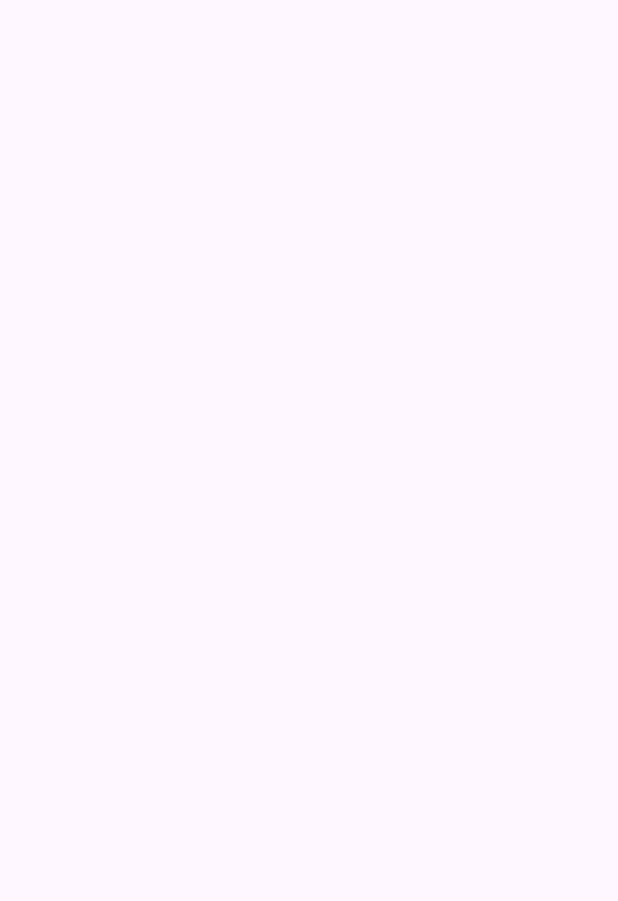
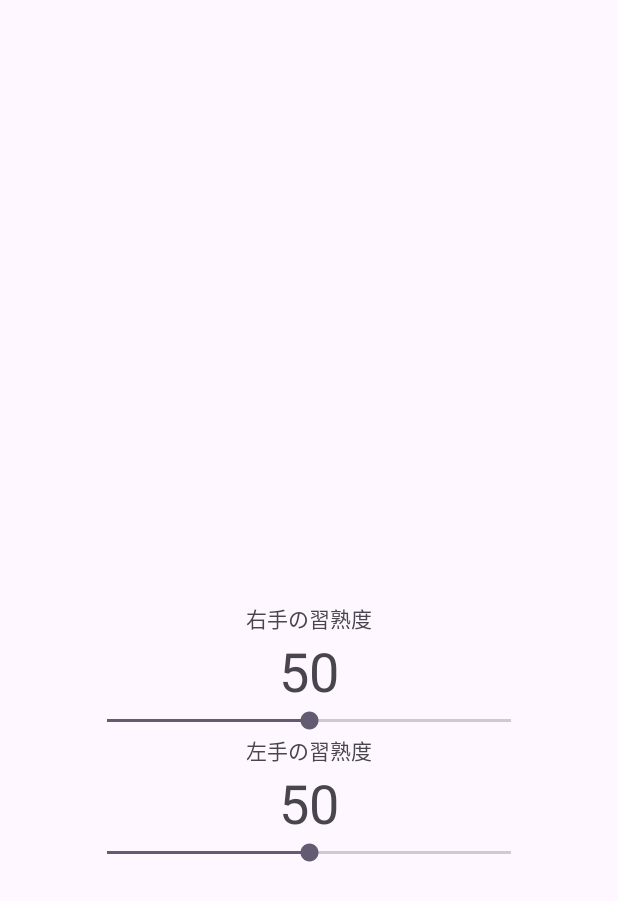
Before and after one commit to Yuki-Naka-Sharing-Study/pianoCoverBook, an Android app: the screen it shows after launch (MainActivity), on a phone screen of 412 x 824 dp. Before the commit the part shown is empty. Shown: the top 901 px of the screen. Run offline under Robolectric (Android 15) with nearby library versions, the phone set to English and light mode, and no system bars.

Commit message:
右手と左手の習熟度をSeekbarで表現。

```diff
--- a/app/src/main/java/com/example/piano_cover_book/MainActivity.kt
+++ b/app/src/main/java/com/example/piano_cover_book/MainActivity.kt
@@ -1,11 +1,46 @@
 package com.example.piano_cover_book
 
 import android.os.Bundle
+import android.widget.SeekBar
+import android.widget.TextView
 import androidx.appcompat.app.AppCompatActivity
 
 class MainActivity : AppCompatActivity() {
     override fun onCreate(savedInstanceState: Bundle?) {
         super.onCreate(savedInstanceState)
         setContentView(R.layout.activity_main)
+
+        val rightNumberTextView = findViewById<TextView>(R.id.right_number_text_view)
+        val rightNumberSeekbar = findViewById<SeekBar>(R.id.right_number_seekbar)
+
+        val leftNumberTextView = findViewById<TextView>(R.id.left_number_text_view)
+        val leftNumberSeekbar = findViewById<SeekBar>(R.id.left_number_seekbar)
+
+        rightNumberTextView.text = "${rightNumberSeekbar.progress}"
+        leftNumberTextView.text = "${leftNumberSeekbar.progress}"
+
+        rightNumberSeekbar.setOnSeekBarChangeListener(
+            object : SeekBar.OnSeekBarChangeListener {
+                override fun onProgressChanged(p0: SeekBar?, p1: Int, p2: Boolean) {
+                    rightNumberTextView.text = "$p1"
+                }
+                override fun onStartTrackingTouch(p0: SeekBar?) {
+                }
+                override fun onStopTrackingTouch(p0: SeekBar?) {
+                }
+            }
+        )
+
+        leftNumberSeekbar.setOnSeekBarChangeListener(
+            object : SeekBar.OnSeekBarChangeListener {
+                override fun onProgressChanged(p0: SeekBar?, p1: Int, p2: Boolean) {
+                    leftNumberTextView.text = "$p1"
+                }
+                override fun onStartTrackingTouch(p0: SeekBar?) {
+                }
+                override fun onStopTrackingTouch(p0: SeekBar?) {
+                }
+            }
+        )
     }
 }
--- a/app/src/main/res/layout/activity_main.xml
+++ b/app/src/main/res/layout/activity_main.xml
@@ -1,13 +1,82 @@
 <?xml version="1.0" encoding="utf-8"?>
-<androidx.constraintlayout.widget.ConstraintLayout xmlns:android="http://schemas.android.com/apk/res/android"
+<androidx.constraintlayout.widget.ConstraintLayout
+    xmlns:android="http://schemas.android.com/apk/res/android"
     xmlns:app="http://schemas.android.com/apk/res-auto"
     xmlns:tools="http://schemas.android.com/tools"
-    android:id="@+id/main"
+    android:id="@+id/activity_main"
     android:layout_width="match_parent"
     android:layout_height="match_parent"
+    android:gravity="center"
     tools:context=".MainActivity"
     >
 
+    <TextView
+        android:id="@+id/right_text_view"
+        android:text="右手の習熟度"
+        android:layout_width="wrap_content"
+        android:layout_height="wrap_content"
+        app:layout_constraintTop_toTopOf="parent"
+        app:layout_constraintStart_toStartOf="parent"
+        app:layout_constraintEnd_toEndOf="parent"
+        app:layout_constraintBottom_toBottomOf="parent"
+        />
 
+    <TextView
+        android:id="@+id/right_number_text_view"
+        tools:text="100"
+        android:textSize="36sp"
+        android:layout_width="wrap_content"
+        android:layout_height="wrap_content"
+        app:layout_constraintTop_toBottomOf="@+id/right_text_view"
+        app:layout_constraintStart_toStartOf="parent"
+        app:layout_constraintEnd_toEndOf="parent"
+        />
+
+    <SeekBar
+        android:id="@+id/right_number_seekbar"
+        android:progress="50"
+        android:max="100"
+        android:layout_width="0dp"
+        android:layout_height="wrap_content"
+        app:layout_constraintTop_toBottomOf="@+id/right_number_text_view"
+        app:layout_constraintEnd_toEndOf="parent"
+        app:layout_constraintStart_toStartOf="parent"
+        android:layout_marginStart="55dp"
+        android:layout_marginEnd="55dp"
+        />
+
+    <TextView
+        android:id="@+id/left_text_view"
+        android:text="左手の習熟度"
+        android:layout_width="wrap_content"
+        android:layout_height="wrap_content"
+        app:layout_constraintTop_toBottomOf="@+id/right_number_seekbar"
+        app:layout_constraintStart_toStartOf="parent"
+        app:layout_constraintEnd_toEndOf="parent"
+        />
+
+    <TextView
+        android:id="@+id/left_number_text_view"
+        tools:text="100"
+        android:textSize="36sp"
+        android:layout_width="wrap_content"
+        android:layout_height="wrap_content"
+        app:layout_constraintTop_toBottomOf="@+id/left_text_view"
+        app:layout_constraintStart_toStartOf="parent"
+        app:layout_constraintEnd_toEndOf="parent"
+        />
+
+    <SeekBar
+        android:id="@+id/left_number_seekbar"
+        android:progress="50"
+        android:max="100"
+        android:layout_width="0dp"
+        android:layout_height="wrap_content"
+        app:layout_constraintTop_toBottomOf="@+id/left_number_text_view"
+        app:layout_constraintStart_toStartOf="parent"
+        app:layout_constraintEnd_toEndOf="parent"
+        android:layout_marginStart="55dp"
+        android:layout_marginEnd="55dp"
+        />
 
 </androidx.constraintlayout.widget.ConstraintLayout>
```
